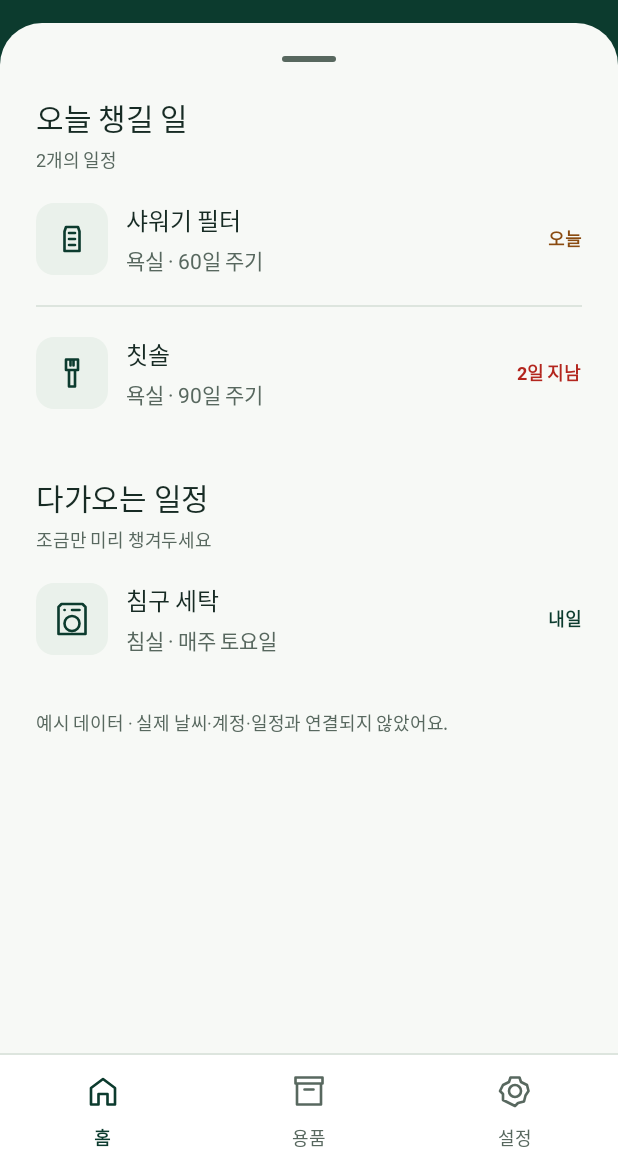
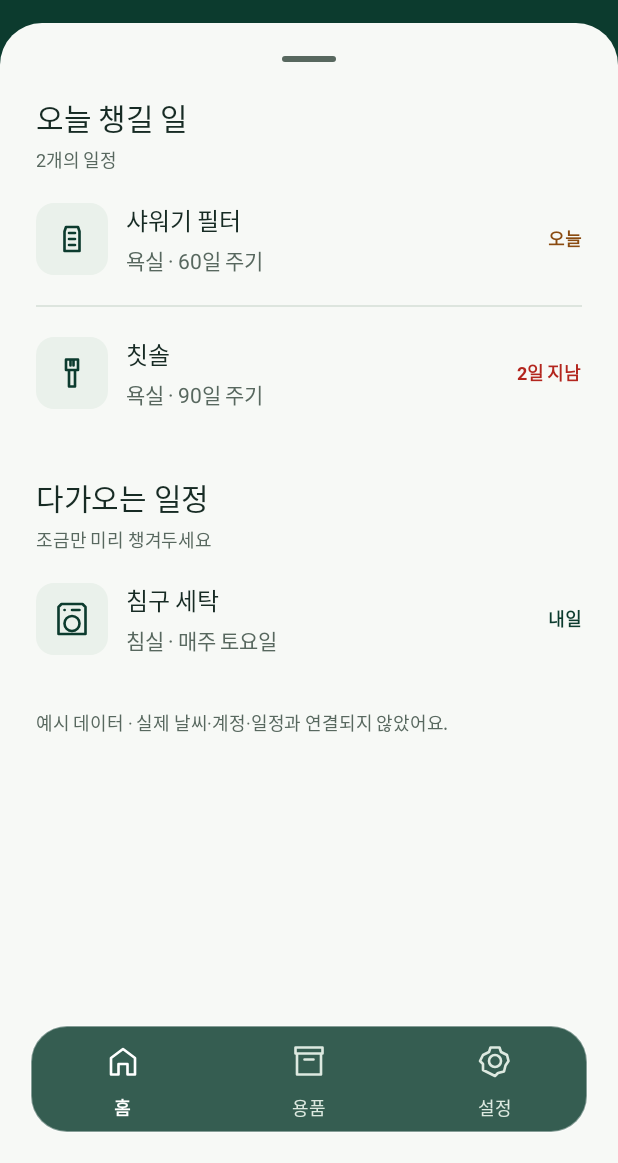
Before and after one commit to kw-mobile/home-timing, an Android app: the screen it shows after launch (MainActivity), after a tap on "목록 펼치기", on a phone screen of 412 x 824 dp, the part 73-1236 px from its top. Run offline under Robolectric (Android 15) with nearby library versions, the phone set to English and light mode, and no system bars.

Commit message:
feat: add tinted glass bottom navigation with isolated backdrop blur

```diff
--- /dev/null
+++ b/app/src/main/java/com/kwmobile/hometiming/ui/component/GlassBackdropView.java
@@ -0,0 +1,90 @@
+package com.kwmobile.hometiming.ui.component;
+
+import android.content.Context;
+import android.graphics.Bitmap;
+import android.graphics.Canvas;
+import android.graphics.Paint;
+import android.graphics.Rect;
+import android.graphics.RenderEffect;
+import android.graphics.Shader;
+import android.os.Build;
+import android.util.AttributeSet;
+import android.view.View;
+
+/** Blurs a sampled copy of content behind the bar, never the navigation labels or icons. */
+public final class GlassBackdropView extends View {
+    private static final int SAMPLE_SCALE = 4;
+    private final Paint paint = new Paint(Paint.FILTER_BITMAP_FLAG);
+    private final Rect destination = new Rect();
+    private final int[] sourceLocation = new int[2];
+    private final int[] backdropLocation = new int[2];
+    private View source;
+    private Bitmap backdrop;
+    private boolean updatePending;
+
+    public GlassBackdropView(Context context, AttributeSet attrs) {
+        super(context, attrs);
+        setImportantForAccessibility(IMPORTANT_FOR_ACCESSIBILITY_NO);
+        if (Build.VERSION.SDK_INT >= Build.VERSION_CODES.S) {
+            float radius = 12 * getResources().getDisplayMetrics().density;
+            setRenderEffect(RenderEffect.createBlurEffect(radius, radius, Shader.TileMode.CLAMP));
+        }
+    }
+
+    public void setSource(View content) {
+        source = content;
+        refresh();
+    }
+
+    public void refresh() {
+        if (Build.VERSION.SDK_INT < Build.VERSION_CODES.S || updatePending) {
+            return;
+        }
+        updatePending = true;
+        postOnAnimation(() -> {
+            updatePending = false;
+            captureBackdrop();
+        });
+    }
+
+    private void captureBackdrop() {
+        if (!isAttachedToWindow() || source == null || getWidth() == 0 || getHeight() == 0) {
+            return;
+        }
+        int width = Math.max(1, getWidth() / SAMPLE_SCALE);
+        int height = Math.max(1, getHeight() / SAMPLE_SCALE);
+        if (backdrop == null || backdrop.getWidth() != width || backdrop.getHeight() != height) {
+            backdrop = Bitmap.createBitmap(width, height, Bitmap.Config.ARGB_8888);
+        }
+        backdrop.eraseColor(0);
+        source.getLocationInWindow(sourceLocation);
+        getLocationInWindow(backdropLocation);
+        Canvas canvas = new Canvas(backdrop);
+        canvas.scale(1f / SAMPLE_SCALE, 1f / SAMPLE_SCALE);
+        canvas.translate(sourceLocation[0] - backdropLocation[0],
+                sourceLocation[1] - backdropLocation[1]);
+        source.draw(canvas);
+        invalidate();
+    }
+
+    @Override
+    protected void onSizeChanged(int width, int height, int oldWidth, int oldHeight) {
+        super.onSizeChanged(width, height, oldWidth, oldHeight);
+        destination.set(0, 0, width, height);
+        refresh();
+    }
+
+    @Override
+    protected void onDraw(Canvas canvas) {
+        super.onDraw(canvas);
+        if (backdrop != null) {
+            canvas.drawBitmap(backdrop, null, destination, paint);
+        }
+    }
+
+    @Override
+    protected void onDetachedFromWindow() {
+        super.onDetachedFromWindow();
+        backdrop = null;
+    }
+}
--- a/app/src/main/java/com/kwmobile/hometiming/ui/main/MainActivity.java
+++ b/app/src/main/java/com/kwmobile/hometiming/ui/main/MainActivity.java
@@ -4,7 +4,10 @@ import android.os.Bundle;
 import android.os.Build;
 import android.util.SparseArray;
 import android.view.View;
+import android.view.ViewOutlineProvider;
+import android.graphics.Outline;
 import android.widget.LinearLayout;
+import android.widget.FrameLayout;
 
 import androidx.annotation.NonNull;
 import androidx.activity.OnBackPressedCallback;
@@ -35,9 +38,20 @@ public final class MainActivity extends AppCompatActivity {
         binding = ActivityMainBinding.inflate(getLayoutInflater());
         setContentView(binding.getRoot());
         configureInsets();
+        binding.navigationContainer.setClipToOutline(true);
+        binding.navigationContainer.setOutlineProvider(new ViewOutlineProvider() {
+            @Override
+            public void getOutline(View view, Outline outline) {
+                float radius = 24 * getResources().getDisplayMetrics().density;
+                outline.setRoundRect(0, 0, view.getWidth(), view.getHeight(), radius);
+            }
+        });
+        binding.glassBackdrop.setSource(binding.mainContent);
+        binding.getRoot().getViewTreeObserver().addOnScrollChangedListener(
+                binding.glassBackdrop::refresh);
 
         binding.bottomNavigation.setItemActiveIndicatorEnabled(false);
-        binding.bottomNavigation.setBackgroundResource(R.color.ht_surface);
+        binding.bottomNavigation.setBackgroundResource(android.R.color.transparent);
         binding.bottomNavigation.setOnItemSelectedListener(item -> {
             showScreen(item.getItemId());
             return true;
@@ -71,12 +85,10 @@ public final class MainActivity extends AppCompatActivity {
         controller.setAppearanceLightNavigationBars(true);
         if (Build.VERSION.SDK_INT >= Build.VERSION_CODES.O_MR1) {
             getWindow().setNavigationBarColor(ContextCompat.getColor(this, R.color.ht_surface));
-        } else {
-            // API 26 cannot display dark navigation icons on a light background.
-            binding.navigationContainer.setBackgroundColor(
-                    ContextCompat.getColor(this, R.color.ht_primary));
         }
         int topPadding = binding.topBar.getPaddingTop();
+        int navigationMargin = ((FrameLayout.LayoutParams)
+                binding.navigationContainer.getLayoutParams()).bottomMargin;
         ViewCompat.setOnApplyWindowInsetsListener(binding.getRoot(), (view, windowInsets) -> {
             Insets safeArea = windowInsets.getInsets(
                     WindowInsetsCompat.Type.systemBars() | WindowInsetsCompat.Type.displayCutout());
@@ -84,7 +96,14 @@ public final class MainActivity extends AppCompatActivity {
             binding.topBar.setPadding(binding.topBar.getPaddingLeft(),
                     topPadding + safeArea.top, binding.topBar.getPaddingRight(),
                     binding.topBar.getPaddingBottom());
-            binding.navigationContainer.setPadding(0, 0, 0, safeArea.bottom);
+            FrameLayout.LayoutParams navigationParams = (FrameLayout.LayoutParams)
+                    binding.navigationContainer.getLayoutParams();
+            navigationParams.bottomMargin = navigationMargin + safeArea.bottom;
+            binding.navigationContainer.setLayoutParams(navigationParams);
+            FrameLayout.LayoutParams systemBarParams = (FrameLayout.LayoutParams)
+                    binding.systemNavigationBackdrop.getLayoutParams();
+            systemBarParams.height = safeArea.bottom;
+            binding.systemNavigationBackdrop.setLayoutParams(systemBarParams);
             return WindowInsetsCompat.CONSUMED;
         });
         ViewCompat.requestApplyInsets(binding.getRoot());
@@ -102,6 +121,7 @@ public final class MainActivity extends AppCompatActivity {
         }
         binding.screenContainer.removeAllViews();
         binding.screenContainer.addView(screen);
+        binding.glassBackdrop.refresh();
     }
 
     private BottomSheetBehavior<View> currentSheet() {
@@ -125,7 +145,7 @@ public final class MainActivity extends AppCompatActivity {
 
             @Override
             public void onSlide(@NonNull View bottomSheet, float slideOffset) {
-                // The panel moves as a solid surface; no scrim, blur, or decorative effects.
+                binding.glassBackdrop.refresh();
             }
         });
         ViewCompat.setStateDescription(handle, getString(R.string.sheet_collapsed));
@@ -133,16 +153,33 @@ public final class MainActivity extends AppCompatActivity {
                 oldLeft, oldTop, oldRight, oldBottom) -> {
             int height = bottom - top;
             if (height > 0 && height != oldBottom - oldTop) {
-                int minimumPeek = Math.round(224 * getResources().getDisplayMetrics().density);
+                int glassInset = navigationOverlayInset();
+                int minimumPeek = Math.round(224 * getResources().getDisplayMetrics().density)
+                        + glassInset;
                 int visibleHero = Math.round(96 * getResources().getDisplayMetrics().density);
                 int peek = Math.max(minimumPeek, height - hero.getMeasuredHeight());
+                View list = screen.findViewById(R.id.preview_scroll);
+                list.setPadding(0, 0, 0, glassInset);
                 peek = Math.min(peek, Math.max(height / 2, height - visibleHero));
                 behavior.setPeekHeight(peek);
                 heroScroll.setPadding(0, 0, 0, peek);
             }
             // CoordinatorLayout restores behavior state without dispatching a state callback.
             syncSheetAccessibility(handle, heroScroll, behavior.getState());
+            binding.glassBackdrop.refresh();
         });
+    }
+
+    private int navigationOverlayInset() {
+        FrameLayout.LayoutParams params = (FrameLayout.LayoutParams)
+                binding.navigationContainer.getLayoutParams();
+        int barHeight = binding.navigationContainer.getMeasuredHeight();
+        if (barHeight == 0) {
+            barHeight = getResources().getDimensionPixelSize(R.dimen.ht_navigation_height)
+                    + Math.round(8 * getResources().getDisplayMetrics().density);
+        }
+        return barHeight + params.bottomMargin
+                + getResources().getDimensionPixelSize(R.dimen.ht_space_16);
     }
 
     private void syncSheetAccessibility(View handle, View heroScroll, int state) {
--- a/app/src/main/res/color/navigation_item.xml
+++ b/app/src/main/res/color/navigation_item.xml
@@ -1,5 +1,5 @@
 <?xml version="1.0" encoding="utf-8"?>
 <selector xmlns:android="http://schemas.android.com/apk/res/android">
-    <item android:state_checked="true" android:color="@color/ht_primary" />
-    <item android:color="@color/ht_text_secondary" />
+    <item android:state_checked="true" android:color="@color/ht_on_primary" />
+    <item android:color="@color/ht_glass_unselected" />
 </selector>
--- /dev/null
+++ b/app/src/main/res/drawable/bg_navigation_glass.xml
@@ -0,0 +1,6 @@
+<?xml version="1.0" encoding="utf-8"?>
+<shape xmlns:android="http://schemas.android.com/apk/res/android">
+    <solid android:color="@color/ht_glass_surface" />
+    <stroke android:width="1dp" android:color="@color/ht_glass_border" />
+    <corners android:radius="24dp" />
+</shape>
--- a/app/src/main/res/layout/activity_main.xml
+++ b/app/src/main/res/layout/activity_main.xml
@@ -1,8 +1,12 @@
 <?xml version="1.0" encoding="utf-8"?>
-<LinearLayout
+<FrameLayout
     xmlns:android="http://schemas.android.com/apk/res/android"
     xmlns:app="http://schemas.android.com/apk/res-auto"
     android:id="@+id/root"
+    android:layout_width="match_parent"
+    android:layout_height="match_parent">
+    <LinearLayout
+        android:id="@+id/main_content"
         android:layout_width="match_parent"
         android:layout_height="match_parent"
         android:orientation="vertical">
@@ -46,24 +50,47 @@
             android:layout_width="match_parent"
             android:layout_height="0dp"
             android:layout_weight="1" />
-    <LinearLayout
+    </LinearLayout>
+    <View
+        android:id="@+id/system_navigation_backdrop"
+        android:layout_width="match_parent"
+        android:layout_height="0dp"
+        android:layout_gravity="bottom"
+        android:background="@color/ht_background"
+        android:importantForAccessibility="no" />
+    <androidx.constraintlayout.widget.ConstraintLayout
         android:id="@+id/navigation_container"
         android:layout_width="match_parent"
         android:layout_height="wrap_content"
-        android:orientation="vertical"
-        android:background="@color/ht_surface">
+        android:layout_gravity="bottom"
+        android:layout_marginHorizontal="16dp"
+        android:layout_marginBottom="16dp"
+        android:padding="4dp">
+        <com.kwmobile.hometiming.ui.component.GlassBackdropView
+            android:id="@+id/glass_backdrop"
+            android:layout_width="0dp"
+            android:layout_height="0dp"
+            app:layout_constraintStart_toStartOf="parent"
+            app:layout_constraintEnd_toEndOf="parent"
+            app:layout_constraintTop_toTopOf="parent"
+            app:layout_constraintBottom_toBottomOf="parent" />
         <View
-            android:layout_width="match_parent"
-            android:layout_height="1dp"
-            android:background="@color/ht_divider" />
+            android:layout_width="0dp"
+            android:layout_height="0dp"
+            android:background="@drawable/bg_navigation_glass"
+            android:importantForAccessibility="no"
+            app:layout_constraintStart_toStartOf="parent"
+            app:layout_constraintEnd_toEndOf="parent"
+            app:layout_constraintTop_toTopOf="parent"
+            app:layout_constraintBottom_toBottomOf="parent" />
         <com.google.android.material.bottomnavigation.BottomNavigationView
             android:id="@+id/bottom_navigation"
-            android:layout_width="match_parent"
+            android:layout_width="0dp"
             android:layout_height="wrap_content"
             android:minHeight="@dimen/ht_navigation_height"
-            android:background="@color/ht_surface"
+            android:background="@android:color/transparent"
             android:elevation="0dp"
-            app:backgroundTint="@color/ht_surface"
+            app:backgroundTint="@android:color/transparent"
             app:itemIconSize="@dimen/ht_space_24"
             app:itemIconTint="@color/navigation_item"
             app:itemTextColor="@color/navigation_item"
@@ -73,6 +100,11 @@
             app:itemPaddingTop="@dimen/ht_space_12"
             app:itemPaddingBottom="@dimen/ht_space_12"
             app:labelVisibilityMode="labeled"
-            app:menu="@menu/bottom_navigation" />
-    </LinearLayout>
-</LinearLayout>
+            app:menu="@menu/bottom_navigation"
+            app:itemRippleColor="@color/ht_glass_ripple"
+            app:layout_constraintStart_toStartOf="parent"
+            app:layout_constraintEnd_toEndOf="parent"
+            app:layout_constraintTop_toTopOf="parent"
+            app:layout_constraintBottom_toBottomOf="parent" />
+    </androidx.constraintlayout.widget.ConstraintLayout>
+</FrameLayout>
--- a/app/src/main/res/values/colors.xml
+++ b/app/src/main/res/values/colors.xml
@@ -15,4 +15,8 @@
     <color name="ht_warning">#8A4B10</color>
     <color name="ht_error">#B3261E</color>
     <color name="launcher_background">@color/ht_primary</color>
+    <color name="ht_glass_surface">#D10C3B2E</color>
+    <color name="ht_glass_border">#66FFFFFF</color>
+    <color name="ht_glass_ripple">#14FFFFFF</color>
+    <color name="ht_glass_unselected">#DDE9E0</color>
 </resources>
```
Also changed, not shown: 10 other files. Lines whose indentation alone changed are shown as unchanged.
